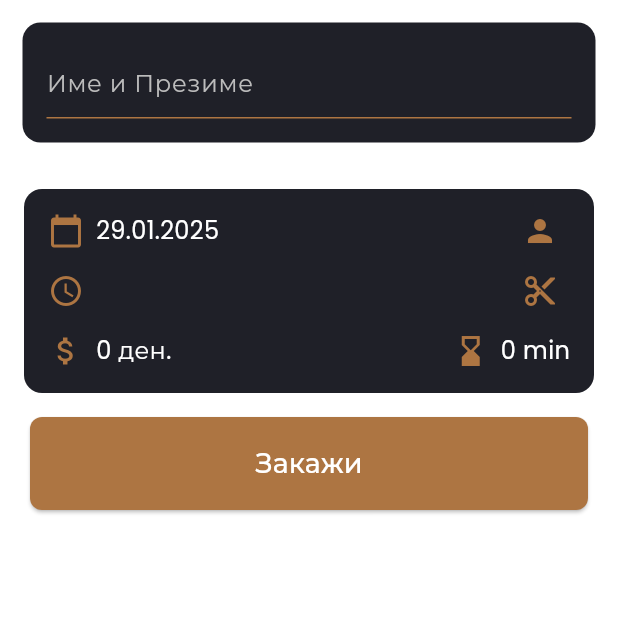
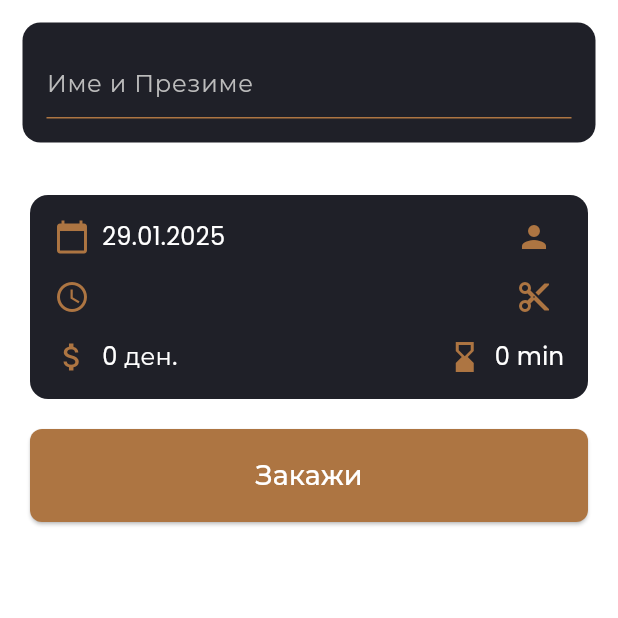
Before and after one commit to zimbakovtech/Barbershop.mk, a Flutter app: the Confirmation screen opened directly with empty values, on a phone screen of 412 x 824 dp, the top half of it. Run offline on Flutter 3.47's test engine with Material 3 defaults, Android fonts, the phone set to English and light mode, and no system bars; our stand-ins replace firebase_core, firebase_messaging, fl_chart, flutter_riverpod, google_fonts, shared_preferences and 1 more; accounts and stored records are empty; network calls fail.

Commit message:
final push

```diff
--- a/barber_side/lib/confirmation.dart
+++ b/barber_side/lib/confirmation.dart
@@ -69,7 +69,7 @@ class _ConfirmationState extends ConsumerState<Confirmation> {
             ),
           ),
           Padding(
-            padding: const EdgeInsets.all(16.0),
+            padding: const EdgeInsets.all(20.0),
             child: Container(
               padding: const EdgeInsets.all(16.0),
               decoration: BoxDecoration(
--- a/barber_side/lib/screens/appointments.dart
+++ b/barber_side/lib/screens/appointments.dart
@@ -212,7 +212,10 @@ class AppointmentsState extends ConsumerState<Appointments> {
           centerTitle: false,
           scrolledUnderElevation: 0.0,
           backgroundColor: background,
-          title: const Text('Термини'),
+          title: const Padding(
+            padding: EdgeInsets.only(left: 10.0),
+            child: Text('Термини'),
+          ),
           actions: [
             Padding(
               padding: const EdgeInsets.only(right: 10.0),
--- a/barber_side/lib/screens/clients.dart
+++ b/barber_side/lib/screens/clients.dart
@@ -107,7 +107,10 @@ class _ClientsState extends State<Clients> {
     return Scaffold(
       backgroundColor: background, // Dark background
       appBar: AppBar(
-        title: const Text('Клиенти'),
+        title: const Padding(
+          padding: EdgeInsets.only(left: 10.0),
+          child: Text('Клиенти'),
+        ),
         backgroundColor: background,
         centerTitle: false,
         actions: [
--- a/barber_side/lib/services/api.dart
+++ b/barber_side/lib/services/api.dart
@@ -161,5 +161,6 @@ final apiFetcher = ApiFetcher(
   {
     'Accept': 'application/json',
     'Content-Type': 'application/json',
+    'Accept-Language': 'mk',
   },
 );
--- a/barber_side/lib/services/barber_service.dart
+++ b/barber_side/lib/services/barber_service.dart
@@ -29,9 +29,6 @@ class BarberService {
     }
     return {
       if (_token != null) 'Authorization': 'Bearer $_token',
-      'Accept': 'application/json',
-      'Content-Type': 'application/json',
-      'x-api-key': 'af2a3faf-96c9-4db4-b998-5cbf61f46944',
     };
   }
 
--- a/barber_side/lib/widgets/barber_selection.dart
+++ b/barber_side/lib/widgets/barber_selection.dart
@@ -47,7 +47,7 @@ class BarberSelectionWidget extends StatelessWidget {
             else
               Padding(
                 padding:
-                    const EdgeInsets.only(left: 20.0, right: 20, top: 50.0),
+                    const EdgeInsets.only(left: 20.0, right: 20, top: 30.0),
                 child: GridView.builder(
                   shrinkWrap: true,
                   physics: const NeverScrollableScrollPhysics(),
--- a/barber_side/lib/widgets/edit_services.dart
+++ b/barber_side/lib/widgets/edit_services.dart
@@ -58,7 +58,7 @@ class _EditServicesState extends State<EditServices> {
           onPressed: () {
             Navigator.of(context).pop();
           },
-          icon: const Icon(Icons.arrow_back_ios, color: orange),
+          icon: const Icon(Icons.arrow_back_ios),
         ),
       ),
       body: isLoading
--- a/barber_side/lib/widgets/profile_widgets.dart
+++ b/barber_side/lib/widgets/profile_widgets.dart
@@ -34,7 +34,8 @@ class _BuildProfileItemState extends State<BuildProfileItem> {
           widget.title,
           style: const TextStyle(color: Colors.white, fontSize: 16),
         ),
-        trailing: const Icon(Icons.arrow_forward_ios, color: textSecondary),
+        trailing: const Icon(Icons.arrow_forward_ios,
+            size: 30.0, color: textSecondary),
         onTap: () {
           // Handle navigation based on title
           if (widget.title == 'Промени лозинка') {
```
